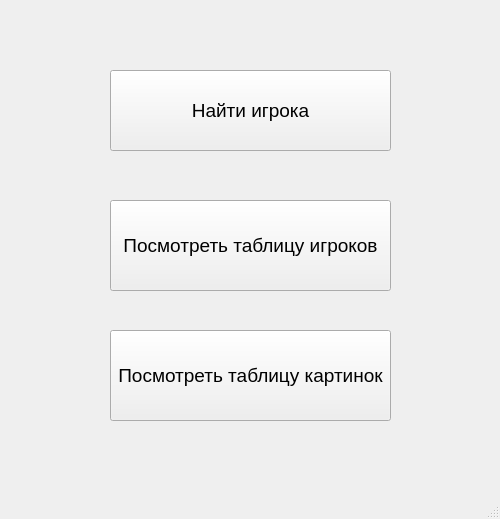
Above: uis/scores.ui from Nermitor/PyQt_Project before the change. Below: the same form after it.
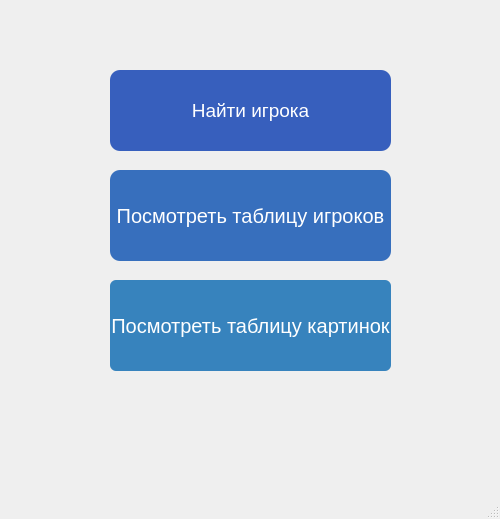
That is the form after the change.

Patch:
```diff
--- a/uis/scores.ui
+++ b/uis/scores.ui
@@ -28,6 +28,13 @@
                         <pointsize>14</pointsize>
                     </font>
                 </property>
+    <property name="styleSheet">
+     <string notr="true">.QPushButton {
+	border-radius: 10px;
+	background: #375fbd;
+	color: white;
+}</string>
+    </property>
                 <property name="text">
                     <string>Найти игрока</string>
                 </property>
@@ -36,16 +43,24 @@
                 <property name="geometry">
                     <rect>
                         <x>110</x>
-                        <y>200</y>
+      <y>170</y>
                         <width>281</width>
                         <height>91</height>
                     </rect>
                 </property>
                 <property name="font">
                     <font>
-                        <pointsize>14</pointsize>
-                    </font>
-                </property>
+      <pointsize>-1</pointsize>
+     </font>
+    </property>
+    <property name="styleSheet">
+     <string notr="true">.QPushButton{
+	background-color: #376fbd;
+	color: white;
+	border-radius: 10px;
+	font-size: 20px;
+}</string>
+    </property>
                 <property name="text">
                     <string>Посмотреть таблицу игроков</string>
                 </property>
@@ -54,16 +69,24 @@
                 <property name="geometry">
                     <rect>
                         <x>110</x>
-                        <y>330</y>
+      <y>280</y>
                         <width>281</width>
                         <height>91</height>
                     </rect>
                 </property>
                 <property name="font">
                     <font>
-                        <pointsize>14</pointsize>
-                    </font>
-                </property>
+      <pointsize>-1</pointsize>
+     </font>
+    </property>
+    <property name="styleSheet">
+     <string notr="true">.QPushButton {
+	background-color: #3783bd;
+	color: white;
+	font-size: 20px;
+	border-radius: 6px;
+}</string>
+    </property>
                 <property name="text">
                     <string>Посмотреть таблицу картинок</string>
                 </property>
```
Lines whose indentation alone changed are shown as unchanged.
